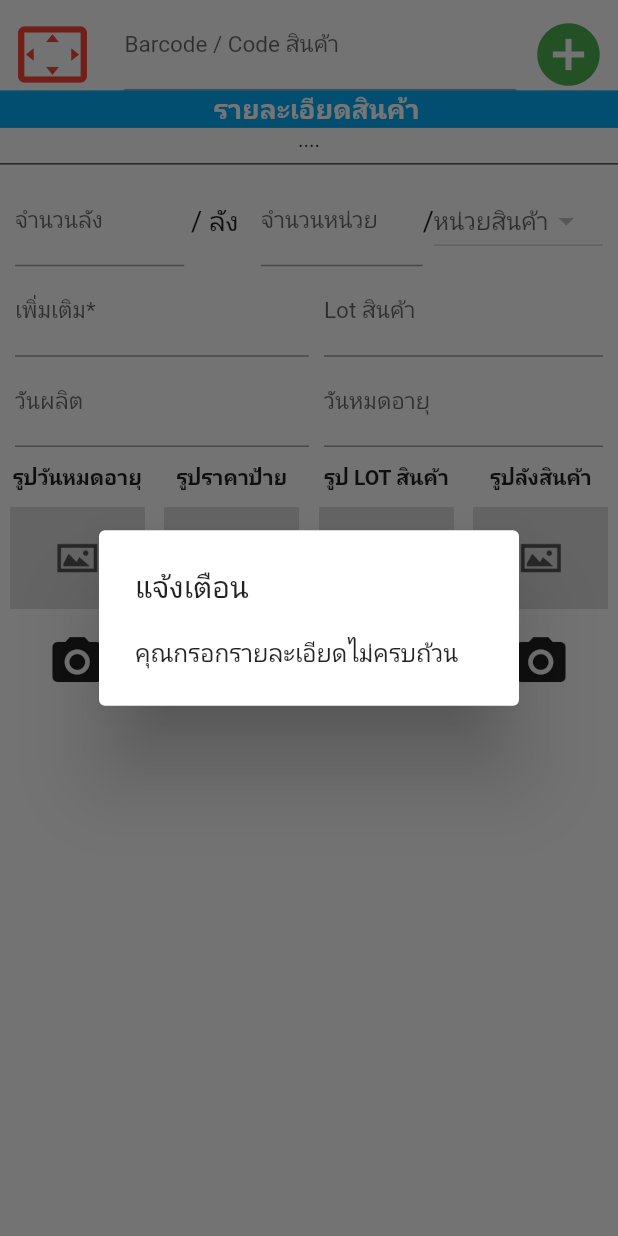
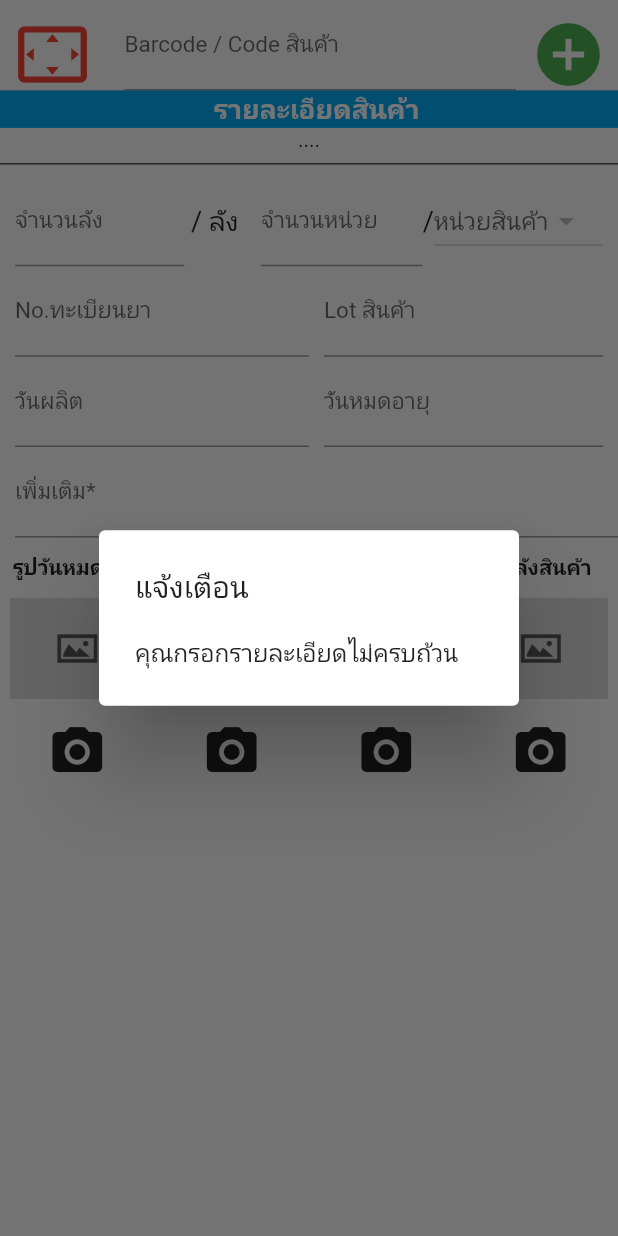
Before and after one commit to limbogCom/wang_get_new, a Flutter app: the AddProductPage widget shown alone on an empty page, opened directly, after a tap on the "add circle" icon, on a phone screen of 412 x 824 dp. Run offline on Flutter 3.47's test engine with Material 2 defaults, Android fonts, the phone set to English and light mode, and no system bars; our stand-ins replace fluttertoast, image_picker, photo_view, shared_preferences; missing offline and left inert: barcode_scan, pattern_formatter, soundpool; accounts and stored records are empty; network calls fail.

Commit message:
add val no Product Regis update UI

```diff
--- a/lib/add_product.dart
+++ b/lib/add_product.dart
@@ -72,6 +72,7 @@ class _AddProductPageState extends State<AddProductPage> {
   TextEditingController typeUnit = TextEditingController();
   TextEditingController receiveDetail = TextEditingController();
   TextEditingController receiveLot = TextEditingController();
+  TextEditingController noProductRegis = TextEditingController();
 
   TextEditingController receiveDateEXP = TextEditingController();
   TextEditingController receiveDateMFG = TextEditingController();
@@ -551,6 +552,8 @@ class _AddProductPageState extends State<AddProductPage> {
       request.fields['unit2'] = _currentUnitID.toString();
       request.fields['unit2Val'] = _currentUnit;
       request.fields['lot'] = receiveLot.text;
+      request.fields['noProductRegis'] = noProductRegis.text;
+
 
       //request.fields['dateMFG'] = receiveDateMFG.text;
       //request.fields['dateEXP'] = receiveDateEXP.text;
@@ -800,16 +803,15 @@ class _AddProductPageState extends State<AddProductPage> {
                   child: Container(
                     padding: EdgeInsets.fromLTRB(10, 0, 0, 0),
                     child: TextFormField (
-                      maxLines: null,
-                      keyboardType: TextInputType.multiline,
+                      keyboardType: TextInputType.text,
                       textAlign: TextAlign.start,
-                      controller: receiveDetail,
+                      controller: noProductRegis,
                       style: TextStyle (
                         fontSize: 18,
                         color: Colors.black,
                       ),
                       decoration: InputDecoration (
-                          labelText: 'เพิ่มเติม*',
+                          labelText: 'No.ทะเบียนยา',
                           labelStyle: TextStyle (
                             fontSize: (15),
                           )
@@ -822,7 +824,7 @@ class _AddProductPageState extends State<AddProductPage> {
                   child: Container(
                     padding: EdgeInsets.fromLTRB(10, 0, 10, 0),
                     child: TextFormField (
-                      keyboardType: TextInputType.number,
+                      keyboardType: TextInputType.text,
                       textAlign: TextAlign.start,
                       controller: receiveLot,
                       style: TextStyle (
@@ -898,6 +900,32 @@ class _AddProductPageState extends State<AddProductPage> {
                         WhitelistingTextInputFormatter(RegExp(r'\d+|-|/')),
                         DateInputFormatter(),
                       ],
+                    ),
+                  ),
+                ),
+              ],
+            ),
+            Row(
+              children: [
+                Expanded(
+                  flex: 4,
+                  child: Container(
+                    padding: EdgeInsets.fromLTRB(10, 0, 0, 0),
+                    child: TextFormField (
+                      maxLines: null,
+                      keyboardType: TextInputType.multiline,
+                      textAlign: TextAlign.start,
+                      controller: receiveDetail,
+                      style: TextStyle (
+                        fontSize: 18,
+                        color: Colors.black,
+                      ),
+                      decoration: InputDecoration (
+                          labelText: 'เพิ่มเติม*',
+                          labelStyle: TextStyle (
+                            fontSize: (15),
+                          )
+                      ),
                     ),
                   ),
                 ),
```
